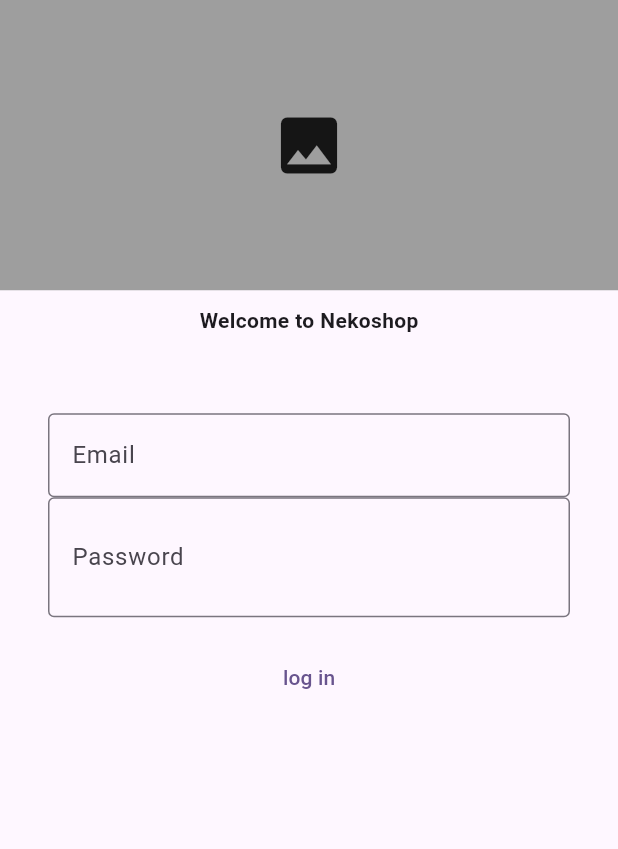
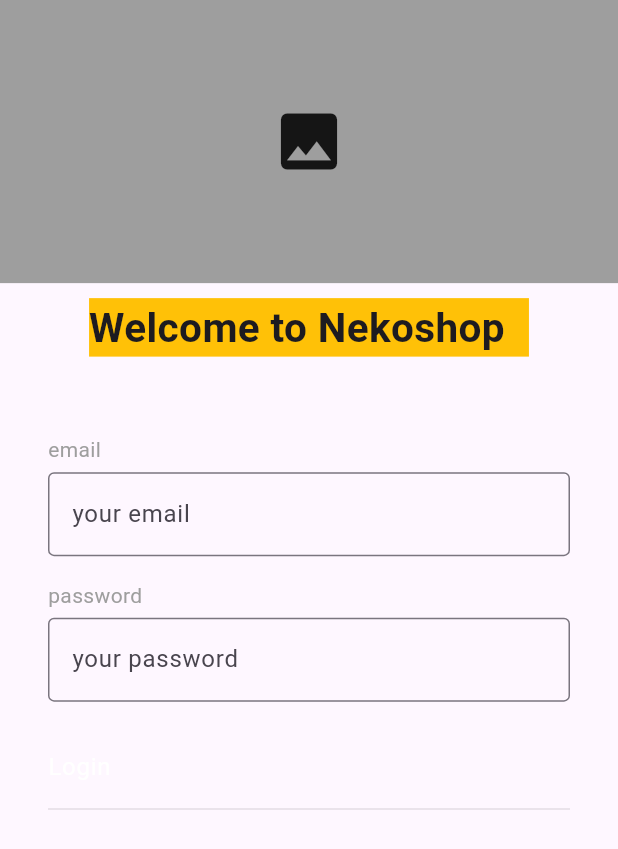
Before and after one commit to wilhub7/uts_2022130040, a Flutter app: the LoginScreen screen opened directly, on a phone screen of 412 x 824 dp. Shown: the top 849 px of the screen. Run offline on Flutter 3.47's test engine with Material 3 defaults, Android fonts, the phone set to English and light mode, and no system bars.

Commit message:
progres 2

```diff
--- a/lib/providers/store_provider.dart
+++ b/lib/providers/store_provider.dart
@@ -8,4 +8,10 @@ class StoreProvider extends ChangeNotifier {
     _barangs.add(store);
     notifyListeners();
   }
+
+  void editStore(Store store) {
+    final index = _barangs.indexWhere((element) => element.id == store.id);
+    _barangs[index] = store;
+    notifyListeners();
+  }
 }
--- a/lib/screens/login_screen.dart
+++ b/lib/screens/login_screen.dart
@@ -27,15 +27,22 @@ class _LoginScreenState extends State<LoginScreen> {
               ),
             ),
           ),
-          Padding(
-            padding: EdgeInsets.all(10),
-            child: Text(
-              'Welcome to Nekoshop',
-              style: TextStyle(fontWeight: FontWeight.bold),
+          const SizedBox(
+            height: 10,
+          ),
+          Container(
+            color: Colors.amber,
+            child: Padding(
+              padding: EdgeInsets.only(right: 16),
+              child: Text(
+                'Welcome to Nekoshop',
+                textAlign: TextAlign.center,
+                style: TextStyle(fontWeight: FontWeight.bold, fontSize: 27),
+              ),
             ),
           ),
           const SizedBox(
-            height: 10,
+            height: 20,
           ),
           Expanded(
             flex: 3,
@@ -46,12 +53,21 @@ class _LoginScreenState extends State<LoginScreen> {
                 child: ListView(
                   padding: const EdgeInsets.all(16),
                   children: [
+                    Padding(
+                      padding: EdgeInsets.only(bottom: 5),
+                      child: Text(
+                        'email',
+                        style: TextStyle(
+                          color: Colors.grey,
+                        ),
+                      ),
+                    ),
                     Row(
                       children: [
                         Expanded(
                           child: TextFormField(
                               decoration: const InputDecoration(
-                                labelText: 'Email',
+                                labelText: 'your email',
                                 border: OutlineInputBorder(),
                               ),
                               validator: (value) {
@@ -64,22 +80,32 @@ class _LoginScreenState extends State<LoginScreen> {
                       ],
                     ),
                     const SizedBox(
-                      width: 16,
+                      height: 16,
+                    ),
+                    Padding(
+                      padding: EdgeInsets.only(bottom: 5),
+                      child: Text(
+                        'password',
+                        style: TextStyle(
+                          color: Colors.grey,
+                        ),
+                      ),
                     ),
                     TextFormField(
                         decoration: InputDecoration(
-                          labelText: 'Password',
-                          border: const OutlineInputBorder(),
-                          suffix: IconButton(
-                            icon: Icon(_obscured
-                                ? Icons.visibility
-                                : Icons.visibility_off),
-                            onPressed: () {
-                              setState(() {
-                                _obscured = !_obscured;
-                              });
-                            },
-                          ),
+                          labelText: 'your password',
+                          border: OutlineInputBorder(),
+
+                          // suffix: IconButton(
+                          //   icon: Icon(_obscured
+                          //       ? Icons.visibility
+                          //       : Icons.visibility_off),
+                          //   onPressed: () {
+                          //     setState(() {
+                          //       _obscured = !_obscured;
+                          //     });
+                          //   },
+                          // ),
                         ),
                         obscureText: true,
                         validator: (value) {
@@ -91,17 +117,24 @@ class _LoginScreenState extends State<LoginScreen> {
                     const SizedBox(
                       height: 16,
                     ),
-                    TextButton(
-                      onPressed: () {
+                    GestureDetector(
+                      onTap: () {
                         if (_formKey.currentState!.validate()) {
                           ScaffoldMessenger.of(context).showSnackBar(
                             const SnackBar(
-                              content: Text('successfully log in!'),
+                              content: Text('successfully Login!'),
                             ),
                           );
                         }
                       },
-                      child: const Text('log in'),
+                      child: TextFormField(
+                        enabled: false,
+                        decoration: InputDecoration(
+                          labelText: 'Login',
+                          fillColor: Colors.blue,
+                          labelStyle: TextStyle(color: Colors.white),
+                        ),
+                      ),
                     )
                   ],
                 ),
```
Also changed, not shown: lib/main.dart (+8 -1 lines), lib/models/store.dart (+9 -1 lines), lib/screens/cart_screen.dart (+37 -1 lines), lib/screens/home_screen.dart (+9 -2 lines).
